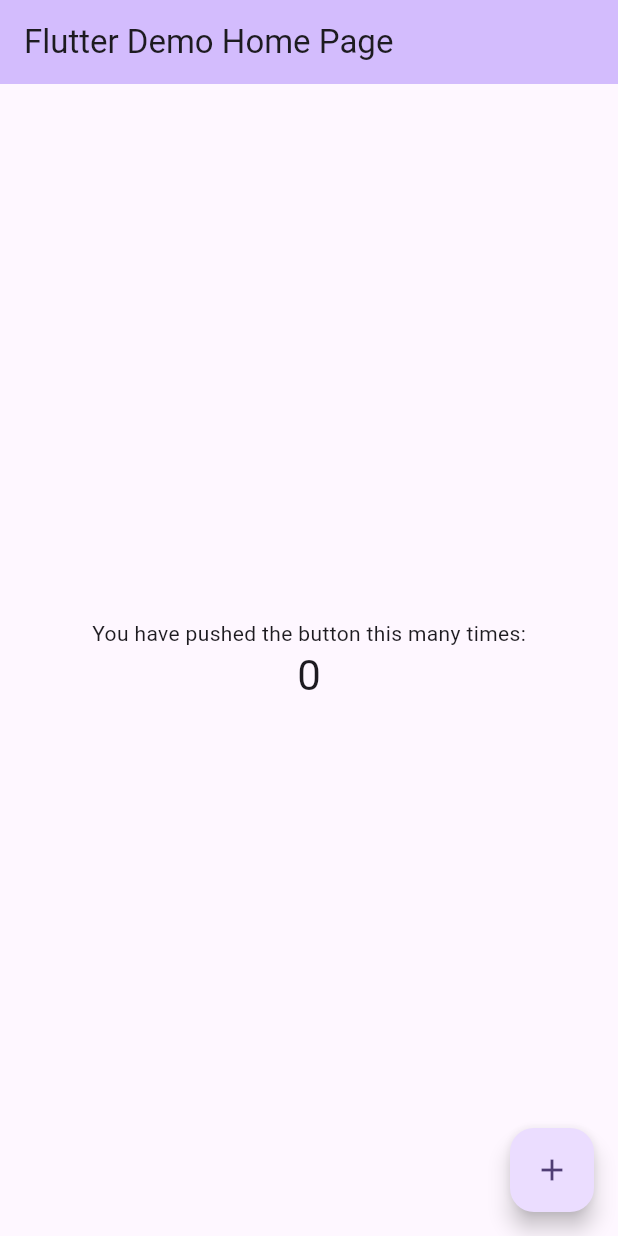
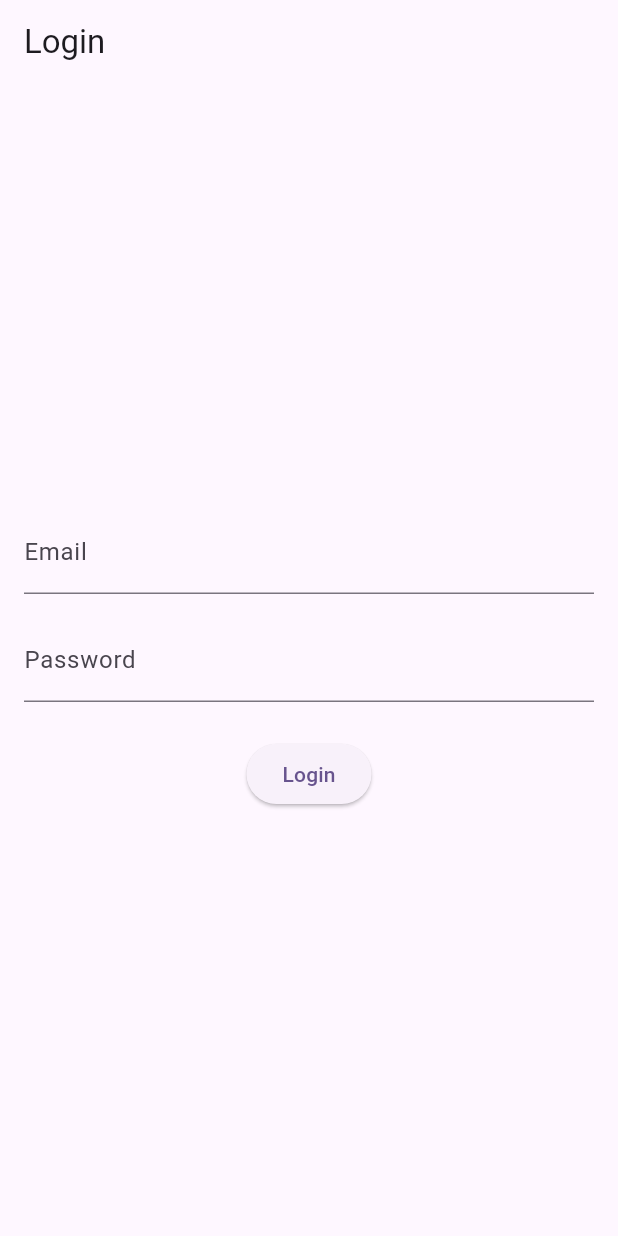
Before and after one commit to vohoangloc123/Mobile-App-Test, a Flutter app: the screen it shows after launch, on a phone screen of 412 x 824 dp. Run offline on Flutter 3.47's test engine with Material 3 defaults, Android fonts, the phone set to English and light mode, and no system bars.

Commit message:
Login Form: Includes fields for email and password, along with a Login button.
Input Validation:

Email must be in a valid email format.
Password must be at least 6 characters long and include at least 1 digit, 1 lowercase letter, and 1 uppercase letter.
Dummy JSON Data: Create a JSON file containing a list of dummy user accounts, stored in the assets folder.

Login Verification: Read the JSON file and validate the login credentials.

Login Failure Notification: Display a message if the login information is incorrect.

Redirect to Main Screen on Successful Login.

```diff
--- /dev/null
+++ b/assets/users.json
@@ -0,0 +1,14 @@
+{
+  "users": [
+    {
+      "username": "user1",
+      "email": "user1@example.com",
+      "password": "Password123"
+    },
+    {
+      "username": "user2",
+      "email": "user2@example.com",
+      "password": "Securepass"
+    }
+  ]
+}
--- a/lib/main.dart
+++ b/lib/main.dart
@@ -1,125 +1,29 @@
 import 'package:flutter/material.dart';
+import 'package:mobile_app_test/view/LoginView.dart';
+import 'package:mobile_app_test/viewmodel/LoginViewModel.dart';
+import 'package:provider/provider.dart'; // Import provider
 
 void main() {
-  runApp(const MyApp());
+  runApp(
+    ChangeNotifierProvider(
+      create: (context) => LoginViewModel(),
+      child: const MyApp(),
+    ),
+  );
 }
 
 class MyApp extends StatelessWidget {
   const MyApp({super.key});
 
-  // This widget is the root of your application.
   @override
   Widget build(BuildContext context) {
     return MaterialApp(
       title: 'Flutter Demo',
       theme: ThemeData(
-        // This is the theme of your application.
-        //
-        // TRY THIS: Try running your application with "flutter run". You'll see
-        // the application has a purple toolbar. Then, without quitting the app,
-        // try changing the seedColor in the colorScheme below to Colors.green
-        // and then invoke "hot reload" (save your changes or press the "hot
-        // reload" button in a Flutter-supported IDE, or press "r" if you used
-        // the command line to start the app).
-        //
-        // Notice that the counter didn't reset back to zero; the application
-        // state is not lost during the reload. To reset the state, use hot
-        // restart instead.
-        //
-        // This works for code too, not just values: Most code changes can be
-        // tested with just a hot reload.
         colorScheme: ColorScheme.fromSeed(seedColor: Colors.deepPurple),
         useMaterial3: true,
       ),
-      home: const MyHomePage(title: 'Flutter Demo Home Page'),
+      home: LoginView(), // Thay đổi ở đây
     );
   }
 }
-
-class MyHomePage extends StatefulWidget {
-  const MyHomePage({super.key, required this.title});
-
-  // This widget is the home page of your application. It is stateful, meaning
-  // that it has a State object (defined below) that contains fields that affect
-  // how it looks.
-
-  // This class is the configuration for the state. It holds the values (in this
-  // case the title) provided by the parent (in this case the App widget) and
-  // used by the build method of the State. Fields in a Widget subclass are
-  // always marked "final".
-
-  final String title;
-
-  @override
-  State<MyHomePage> createState() => _MyHomePageState();
-}
-
-class _MyHomePageState extends State<MyHomePage> {
-  int _counter = 0;
-
-  void _incrementCounter() {
-    setState(() {
-      // This call to setState tells the Flutter framework that something has
-      // changed in this State, which causes it to rerun the build method below
-      // so that the display can reflect the updated values. If we changed
-      // _counter without calling setState(), then the build method would not be
-      // called again, and so nothing would appear to happen.
-      _counter++;
-    });
-  }
-
-  @override
-  Widget build(BuildContext context) {
-    // This method is rerun every time setState is called, for instance as done
-    // by the _incrementCounter method above.
-    //
-    // The Flutter framework has been optimized to make rerunning build methods
-    // fast, so that you can just rebuild anything that needs updating rather
-    // than having to individually change instances of widgets.
-    return Scaffold(
-      appBar: AppBar(
-        // TRY THIS: Try changing the color here to a specific color (to
-        // Colors.amber, perhaps?) and trigger a hot reload to see the AppBar
-        // change color while the other colors stay the same.
-        backgroundColor: Theme.of(context).colorScheme.inversePrimary,
-        // Here we take the value from the MyHomePage object that was created by
-        // the App.build method, and use it to set our appbar title.
-        title: Text(widget.title),
-      ),
-      body: Center(
-        // Center is a layout widget. It takes a single child and positions it
-        // in the middle of the parent.
-        child: Column(
-          // Column is also a layout widget. It takes a list of children and
-          // arranges them vertically. By default, it sizes itself to fit its
-          // children horizontally, and tries to be as tall as its parent.
-          //
-          // Column has various properties to control how it sizes itself and
-          // how it positions its children. Here we use mainAxisAlignment to
-          // center the children vertically; the main axis here is the vertical
-          // axis because Columns are vertical (the cross axis would be
-          // horizontal).
-          //
-          // TRY THIS: Invoke "debug painting" (choose the "Toggle Debug Paint"
-          // action in the IDE, or press "p" in the console), to see the
-          // wireframe for each widget.
-          mainAxisAlignment: MainAxisAlignment.center,
-          children: <Widget>[
-            const Text(
-              'You have pushed the button this many times:',
-            ),
-            Text(
-              '$_counter',
-              style: Theme.of(context).textTheme.headlineMedium,
-            ),
-          ],
-        ),
-      ),
-      floatingActionButton: FloatingActionButton(
-        onPressed: _incrementCounter,
-        tooltip: 'Increment',
-        child: const Icon(Icons.add),
-      ), // This trailing comma makes auto-formatting nicer for build methods.
-    );
-  }
-}
--- /dev/null
+++ b/lib/model/AppUser.dart
@@ -0,0 +1,13 @@
+class User {
+  final String email;
+  final String password;
+
+  User({required this.email, required this.password});
+
+  factory User.fromJson(Map<String, dynamic> json) {
+    return User(
+      email: json['email'],
+      password: json['password'],
+    );
+  }
+}
--- /dev/null
+++ b/lib/view/LoginView.dart
@@ -0,0 +1,65 @@
+import 'package:flutter/material.dart';
+import 'package:provider/provider.dart';
+import '../viewmodel/LoginViewModel.dart';
+import 'UserHomePage.dart';
+
+class LoginView extends StatelessWidget {
+  @override
+  Widget build(BuildContext context) {
+    final loginViewModel = Provider.of<LoginViewModel>(context);
+
+    return Scaffold(
+      appBar: AppBar(
+        title: Text('Login'),
+      ),
+      body: Padding(
+        padding: const EdgeInsets.all(16.0),
+        child: Column(
+          mainAxisAlignment: MainAxisAlignment.center,
+          children: [
+            TextField(
+              onChanged: (value) {
+                loginViewModel.email = value;
+              },
+              decoration: InputDecoration(
+                labelText: 'Email',
+                errorText: loginViewModel.emailError,
+              ),
+            ),
+            SizedBox(height: 16),
+            TextField(
+              obscureText: true,
+              onChanged: (value) {
+                loginViewModel.password = value;
+              },
+              decoration: InputDecoration(
+                labelText: 'Password',
+                errorText: loginViewModel.passwordError,
+              ),
+            ),
+            SizedBox(height: 24),
+            ElevatedButton(
+              onPressed: () async {
+                bool isValid = await loginViewModel.validateCredentials();
+                if (isValid) {
+                  Navigator.of(context).pushReplacement(
+                    MaterialPageRoute(
+                      builder: (context) => UserHomePage(),
+                    ),
+                  );
+                } else {
+                  ScaffoldMessenger.of(context).showSnackBar(
+                    SnackBar(
+                      content: Text('Login failed. ${loginViewModel.emailError ?? loginViewModel.passwordError}'),
+                    ),
+                  );
+                }
+              },
+              child: Text('Login'),
+            )
+          ],
+        ),
+      ),
+    );
+  }
+}
--- /dev/null
+++ b/lib/viewmodel/LoginViewModel.dart
@@ -0,0 +1,74 @@
+import 'package:flutter/material.dart';
+import '../model/UserService.dart';
+
+class LoginViewModel extends ChangeNotifier {
+  String _email = '';
+  String _password = '';
+  String? emailError;
+  String? passwordError;
+  final UserService _userService = UserService();
+
+  set email(String value) {
+    _email = value;
+    notifyListeners();
+  }
+
+  set password(String value) {
+    _password = value;
+    notifyListeners();
+  }
+
+  bool validateEmail(String email) {
+    final emailRegex = RegExp(r'^[a-zA-Z0-9._%+-]+@[a-zA-Z0-9.-]+\.[a-zA-Z]{2,}$');
+    return email.isNotEmpty && emailRegex.hasMatch(email);
+  }
+
+  bool validatePassword(String password) {
+    final passwordRegex = RegExp(r'^(?=.*[a-z])(?=.*[A-Z])(?=.*\d)[a-zA-Z\d]{6,24}$');
+    return password.isNotEmpty && passwordRegex.hasMatch(password);
+  }
+
+  Future<bool> validateCredentials() async {
+    bool isValidEmail = validateEmail(_email);
+    bool isValidPassword = validatePassword(_password);
+
+    // In ra giá trị của email và password
+    print('Email: $_email');
+    print('Password: $_password');
+    print('Is valid email: $isValidEmail');
+    print('Is valid password: $isValidPassword');
+
+    // Cập nhật các thông báo lỗi
+    emailError = isValidEmail ? null : 'Invalid email address';
+    passwordError = isValidPassword ? null : 'Password must be at least 6 characters long and include one uppercase letter, one lowercase letter, and one digit';
+
+    // In ra các thông báo lỗi
+    print('Email error: $emailError');
+    print('Password error: $passwordError');
+
+    if (isValidEmail && isValidPassword) {
+      try {
+        bool isUserValid = await _userService.validateUser(_email, _password);
+
+        // In ra kết quả xác thực người dùng
+        print('Is user valid: $isUserValid');
+
+        if (isUserValid) {
+          emailError = 'Valid email or password';
+          return true; // Credentials are valid
+        } else {
+          emailError = 'Invalid email or password';
+          return false; // Invalid credentials
+        }
+      } catch (e) {
+        // In ra lỗi nếu có
+        print('Error validating user: $e');
+        return false;
+      }
+    }
+
+    notifyListeners();
+    return false; // Invalid email or password format
+  }
+
+}
--- a/pubspec.yaml
+++ b/pubspec.yaml
@@ -46,17 +46,20 @@ dev_dependencies:
   # package. See that file for information about deactivating specific lint
   # rules and activating additional ones.
   flutter_lints: ^3.0.0
+  provider: ^6.1.2
 
 # For information on the generic Dart part of this file, see the
 # following page: https://dart.dev/tools/pub/pubspec
 
 # The following section is specific to Flutter packages.
 flutter:
-
+  assets:
+    - assets/users.json
   # The following line ensures that the Material Icons font is
   # included with your application, so that you can use the icons in
   # the material Icons class.
   uses-material-design: true
+
 
   # To add assets to your application, add an assets section, like this:
   # assets:
```
Also changed, not shown: lib/model/UserService.dart (added, +48 -0 lines), lib/view/UserHomePage.dart (added, +16 -0 lines), pubspec.lock.
